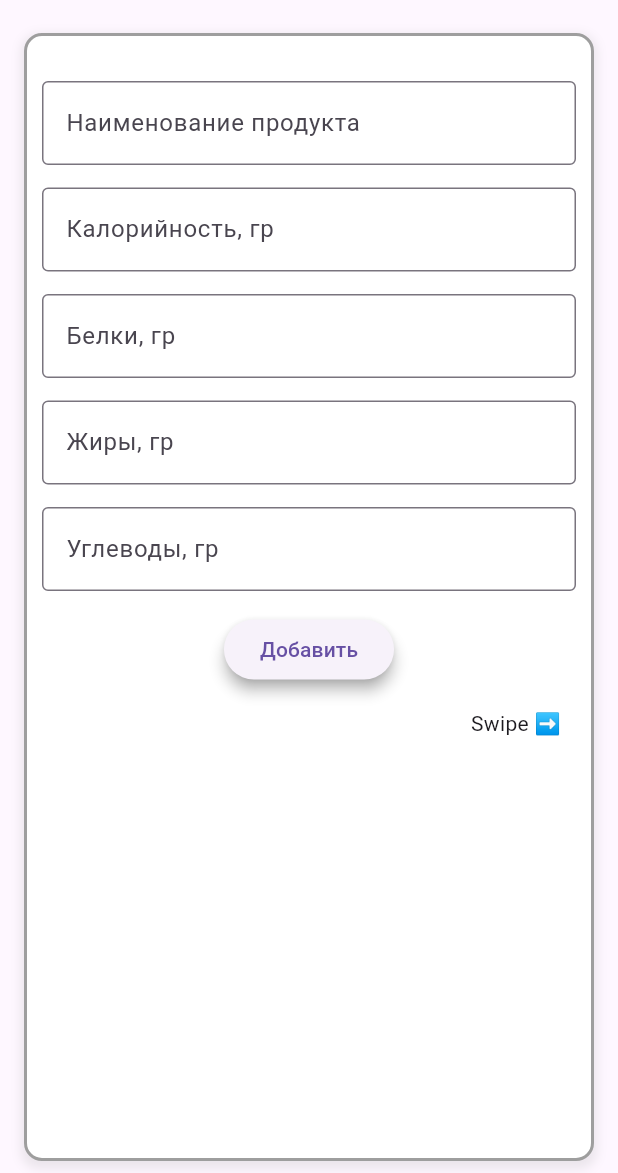
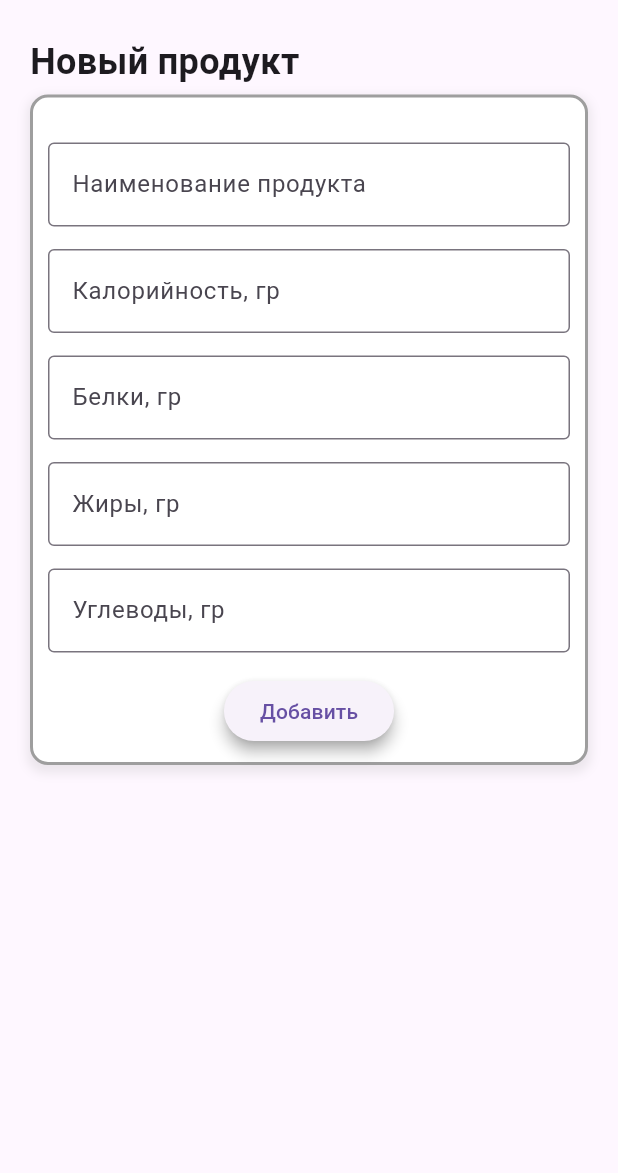
Before and after one commit to strell0213/GymTrack, a Flutter app: the AddFoodWidget screen opened directly, on a phone screen of 412 x 824 dp, the part 63-1236 px from its top. Run offline on Flutter 3.47's test engine with Material 3 defaults, Android fonts, the light colour scheme and no system bars; our stand-ins replace fl_chart, flutter_local_notifications, flutter_slidable, flutter_timezone, shared_preferences, timezone; accounts and stored records are empty.

Commit message:
небольшие правки по дизайну

```diff
--- a/flutter_application_1/lib/ui/widgets/add_food_model.dart
+++ b/flutter_application_1/lib/ui/widgets/add_food_model.dart
@@ -38,6 +38,7 @@ class AddFoodModel extends ChangeNotifier {
   final FoodModel _foodModel;
 
   bool isEdit = false;
+  bool viewButton=false;
   Food? curFood = null;
 
   AddFoodModel(this._foodModel, this.isEdit, this.curFood){
--- a/flutter_application_1/lib/ui/widgets/add_food_widget.dart
+++ b/flutter_application_1/lib/ui/widgets/add_food_widget.dart
@@ -5,9 +5,14 @@ import 'package:flutter_application_1/domain/entity/themeviewmodel.dart';
 import 'package:flutter_application_1/ui/widgets/add_food_model.dart';
 import 'package:provider/provider.dart';
 
-class AddFoodWidget extends StatelessWidget {
+class AddFoodWidget extends StatefulWidget {
   const AddFoodWidget({super.key});
 
+  @override
+  State<AddFoodWidget> createState() => _AddFoodWidgetState();
+}
+
+class _AddFoodWidgetState extends State<AddFoodWidget> {
   @override
   Widget build(BuildContext context) {
     final VM = context.watch<AddFoodModel>();
@@ -16,8 +21,18 @@ class AddFoodWidget extends StatelessWidget {
       appBar: AppBar(
         title: Text('Новая позиция'),
       ),
-      body: SizedBox(
+      body: Column(
+        children:[
+          Expanded(
             child: PageView(
+              onPageChanged: (value) {
+                if(value == 1) VM.viewButton = true;
+                else VM.viewButton = false;
+
+                setState(() {
+
+                });
+              },
               pageSnapping: !VM.isEdit,
               children:[
                 SizedBox(
@@ -29,6 +44,26 @@ class AddFoodWidget extends StatelessWidget {
                   child: _ChooseWidget(themeVM: themeVM, VM: VM)
                 )
               ]
+            ),
+          ),
+        ]
+      ),
+      bottomNavigationBar: SafeArea(
+        child: Visibility(
+          visible: VM.viewButton,
+          child: Padding(
+            padding: const EdgeInsets.only(left: 25, right: 25, bottom: 25),
+            child: ElevatedButton(
+              // color: Colors.green,
+              // hoverColor: Colors.grey,
+              onPressed: ()async{
+                await VM.addChooseFood();
+                Navigator.pop(context);
+              },
+              child: Icon(Icons.check),
+              // icon: Icon(Icons.check),
+            ),
+          ),
         ),
       )
     );
@@ -46,37 +81,15 @@ class _ChooseWidget extends StatelessWidget {
 
   @override
   Widget build(BuildContext context) {
-    return Container(
-      margin: const EdgeInsets.symmetric(vertical: 8, horizontal: 16),
-      decoration: BoxDecoration(
-        color: themeVM.isDarkTheme ? Colors.black : Colors.white,
-        border: Border.all(color: Colors.grey, width: 2),
-        borderRadius: BorderRadius.circular(12),
-        boxShadow: [
-          BoxShadow(
-            color: Colors.grey.withOpacity(0.2),
-            spreadRadius: 2,
-            blurRadius: 5,
-            offset: const Offset(0, 3),
-            ),
+    return Padding(
+      padding: const EdgeInsets.symmetric(vertical: 10, horizontal: 20),
+      child: Column(
+        crossAxisAlignment: CrossAxisAlignment.start,
+        children: [
+          Text('Список продуктов', style: TextStyle(fontWeight: FontWeight.bold, fontSize: 24),),
+          SizedBox(height: 5,),
+          Expanded(child: _ListFoodsWidget(VM: VM, themeVM: themeVM,)),
         ],
-        ),
-      child: Padding(
-        padding: const EdgeInsets.all(10.0),
-        child: Column(
-          children: [
-            Text('Список выбранных продуктов'),
-            SizedBox(
-              height: 600,
-              child: _ListFoodsWidget(VM: VM, themeVM: themeVM,)
-            ),
-            SizedBox(height: 10,),
-            ElevatedButton(onPressed: ()async{
-              await VM.addChooseFood();
-              Navigator.pop(context);
-            }, child: Text('Выбрать выбранные позиции'))
-          ],
-        ),
       ),
     );
   }
@@ -218,8 +231,32 @@ class _AddWidget extends StatelessWidget {
 
   @override
   Widget build(BuildContext context) {
+    return Padding(
+      padding: const EdgeInsets.symmetric(horizontal: 20, vertical: 10),
+      child: Column(
+        crossAxisAlignment: CrossAxisAlignment.start,
+        children: [
+          Text('Новый продукт', style: TextStyle(fontWeight: FontWeight.bold, fontSize: 24),),
+          SizedBox(height: 5,),
+          _FieldsToAddWidget(themeVM: themeVM, VM: VM),
+        ],
+      ),
+    );
+  }
+}
+
+class _FieldsToAddWidget extends StatelessWidget {
+  const _FieldsToAddWidget({
+    required this.themeVM,
+    required this.VM,
+  });
+
+  final ThemeViewModel themeVM;
+  final AddFoodModel VM;
+
+  @override
+  Widget build(BuildContext context) {
     return Container(
-      margin: const EdgeInsets.symmetric(vertical: 8, horizontal: 16),
       decoration: BoxDecoration(
         color: themeVM.isDarkTheme ? Colors.black : Colors.white,
         border: Border.all(color: Colors.grey, width: 2),
@@ -301,17 +338,6 @@ class _AddWidget extends StatelessWidget {
             ),
               child: Text(VM.isEdit ? 'Редактировать' : 'Добавить'),
             ),
-            SizedBox(height: 15,),
-            Visibility(
-              visible: !VM.isEdit,
-              child: Row(
-                children: [
-                  Expanded(child: Text('')),
-                  Text('Swipe ➡️'),
-                  SizedBox(width: 10),
-                ],
-              ),
-            ),
           ],
         ),
       ),
```
Lines whose indentation alone changed are shown as unchanged.
